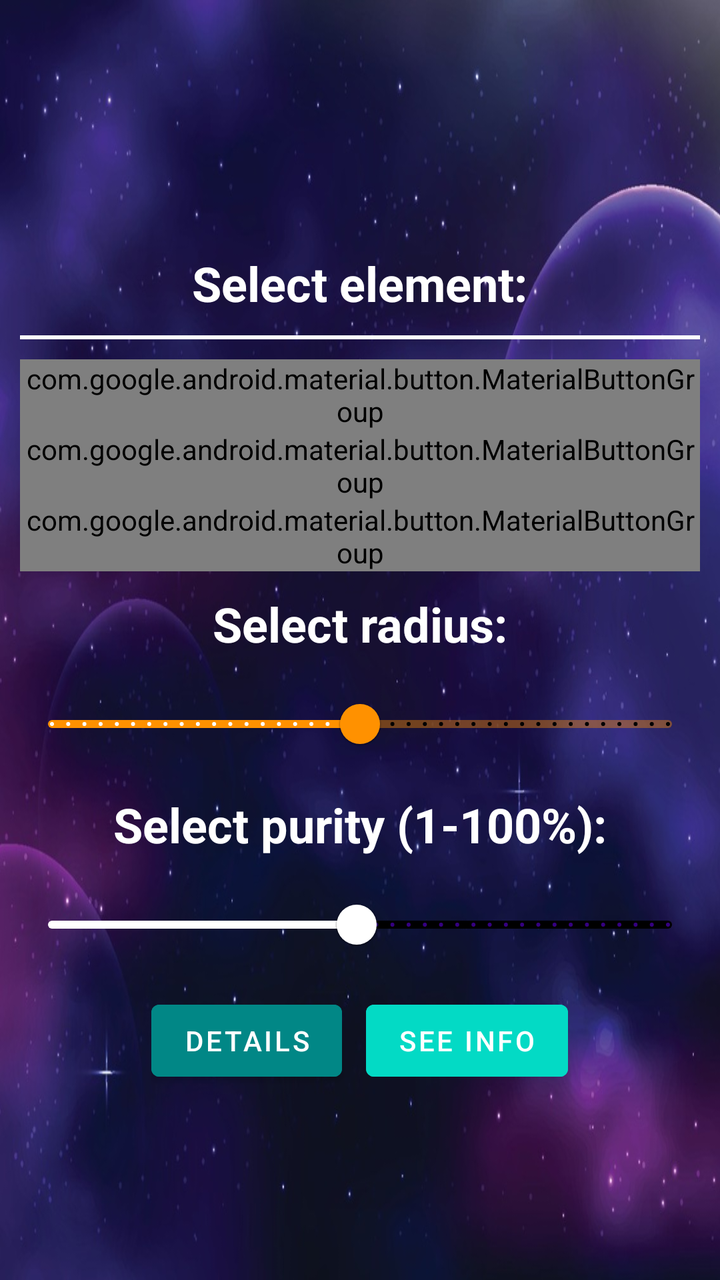
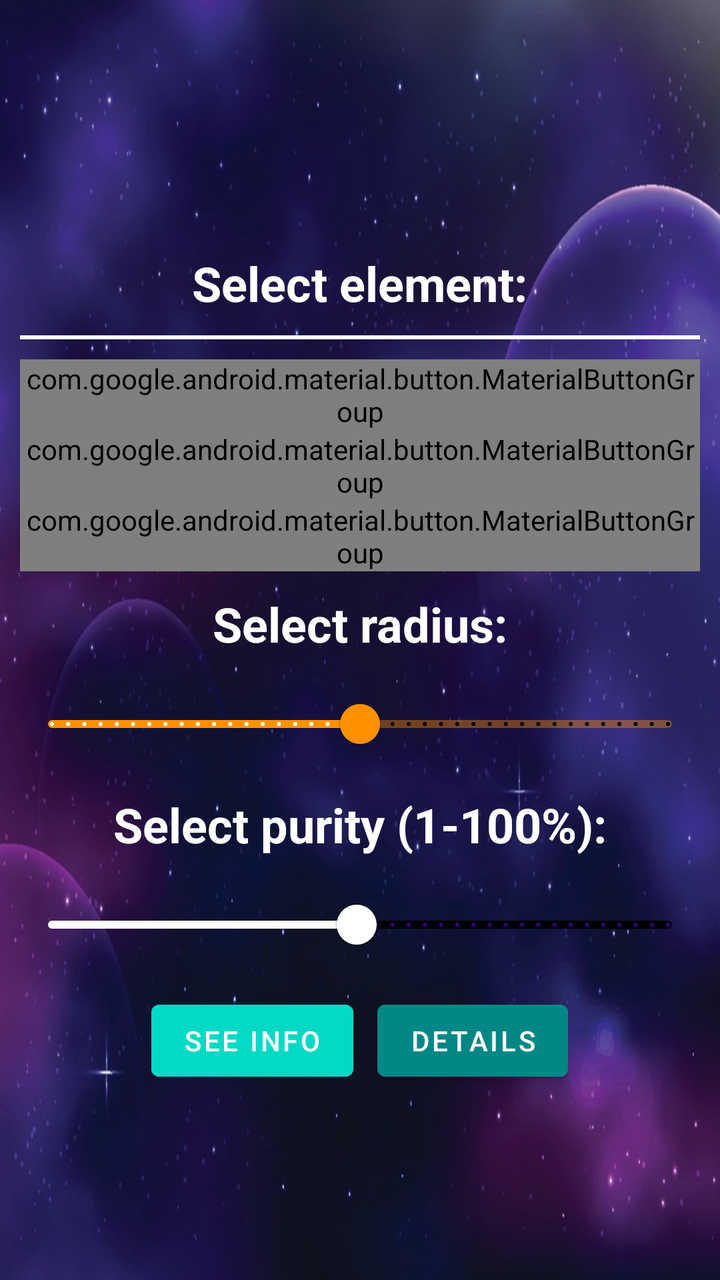

The first picture is an Android layout as it rendered before a commit; the second is the same layout after the commit. The layout source and the unified diff follow.
<!-- AndroidManifest.xml: application theme Theme.AsteroidMining -->
<!-- res/layout/activity_main.xml -->
<?xml version="1.0" encoding="utf-8"?>
<LinearLayout xmlns:android="http://schemas.android.com/apk/res/android"
    xmlns:app="http://schemas.android.com/apk/res-auto"
    xmlns:tools="http://schemas.android.com/tools"
    android:id="@+id/main"
    android:layout_width="match_parent"
    android:layout_height="match_parent"
    android:background="@drawable/stars_background"
    android:gravity="center"
    android:orientation="vertical"
    android:padding="10dp"
    tools:context=".MainActivity">

    <TextView
        android:id="@+id/tv_select_element"
        android:layout_width="wrap_content"
        android:layout_height="wrap_content"
        android:layout_marginTop="30dp"
        android:layout_marginBottom="10dp"
        android:text="@string/select_element"
        android:textColor="@color/white"
        android:textSize="24sp"
        android:textStyle="bold" />

    <View
        android:id="@+id/divider"
        android:layout_width="match_parent"
        android:layout_height="2dp"
        android:layout_marginBottom="10dp"
        android:background="@color/white" />

    <LinearLayout
        android:id="@+id/linlay_selected"
        android:layout_width="wrap_content"
        android:layout_height="wrap_content"
        android:gravity="center"
        android:orientation="horizontal"
        android:visibility="gone">

        <ImageView
            android:id="@+id/iv_element"
            android:layout_width="120dp"
            android:layout_height="120dp"
            android:layout_marginRight="20dp"
            android:layout_weight="1"
            app:srcCompat="@drawable/ic_launcher_foreground" />

        <Button
            android:id="@+id/b_select_element_again"
            android:layout_width="wrap_content"
            android:layout_height="wrap_content"
            android:layout_weight="1"
            android:backgroundTint="#FF1744"
            android:text="@string/reselect_element"
            android:textColor="@color/white" />
    </LinearLayout>

    <com.google.android.material.button.MaterialButtonGroup
        android:id="@+id/gbtn_elements"
        android:layout_width="wrap_content"
        android:layout_height="wrap_content"
        app:checkedButton="@+id/b_magnesium"
        app:selectionRequired="true"
        app:singleSelection="true">

        <com.google.android.material.button.MaterialButton
            android:id="@+id/b_magnesium"
            android:layout_width="0dp"
            android:layout_height="50dp"
            android:layout_weight="1"
            android:text="@string/e_letter_magnesium" />

        <com.google.android.material.button.MaterialButton
            android:id="@+id/b_aluminium"
            android:layout_width="0dp"
            android:layout_height="50dp"
            android:layout_weight="1"
            android:text="@string/e_letter_aluminium" />

        <com.google.android.material.button.MaterialButton
            android:id="@+id/b_silicon"
            android:layout_width="0dp"
            android:layout_height="50dp"
            android:layout_weight="1"
            android:text="@string/e_letter_silicon" />

        <com.google.android.material.button.MaterialButton
            android:id="@+id/b_titanium"
            android:layout_width="0dp"
            android:layout_height="50dp"
            android:layout_weight="1"
            android:text="@string/e_letter_titanium" />
    </com.google.android.material.button.MaterialButtonGroup>

    <com.google.android.material.button.MaterialButtonGroup
        android:id="@+id/gbtn_elements2"
        android:layout_width="wrap_content"
        android:layout_height="wrap_content"
        app:checkedButton="@id/b_chromium"
        app:selectionRequired="true"
        app:singleSelection="true">

        <com.google.android.material.button.MaterialButton
            android:id="@+id/b_chromium"
            android:layout_width="0dp"
            android:layout_height="50dp"
            android:layout_weight="1"
            android:text="@string/e_letter_chromium" />

        <com.google.android.material.button.MaterialButton
            android:id="@+id/b_iron"
            android:layout_width="0dp"
            android:layout_height="50dp"
            android:layout_weight="1"
            android:text="@string/e_letter_iron" />

        <com.google.android.material.button.MaterialButton
            android:id="@+id/b_cobalt"
            android:layout_width="0dp"
            android:layout_height="50dp"
            android:layout_weight="1"
            android:text="@string/e_letter_cobalt" />

        <com.google.android.material.button.MaterialButton
            android:id="@+id/b_nickel"
            android:layout_width="0dp"
            android:layout_height="50dp"
            android:layout_weight="1"
            android:text="@string/e_letter_nickel" />
    </com.google.android.material.button.MaterialButtonGroup>

    <com.google.android.material.button.MaterialButtonGroup
        android:id="@+id/gbtn_elements3"
        android:layout_width="wrap_content"
        android:layout_height="wrap_content"
        app:checkedButton="@id/b_copper"
        app:selectionRequired="true"
        app:singleSelection="true">

        <com.google.android.material.button.MaterialButton
            android:id="@+id/b_copper"
            android:layout_width="0dp"
            android:layout_height="50dp"
            android:layout_weight="1"
            android:text="@string/e_letter_copper" />

        <com.google.android.material.button.MaterialButton
            android:id="@+id/b_silver"
            android:layout_width="0dp"
            android:layout_height="50dp"
            android:layout_weight="1"
            android:text="@string/e_letter_silver" />

        <com.google.android.material.button.MaterialButton
            android:id="@+id/b_gold"
            android:layout_width="0dp"
            android:layout_height="50dp"
            android:layout_weight="1"
            android:text="@string/e_letter_gold" />

        <com.google.android.material.button.MaterialButton
            android:id="@+id/b_tungsten"
            android:layout_width="0dp"
            android:layout_height="50dp"
            android:layout_weight="1"
            android:text="@string/e_letter_tungsten" />
    </com.google.android.material.button.MaterialButtonGroup>

    <TextView
        android:id="@+id/tv_select_radius"
        android:layout_width="wrap_content"
        android:layout_height="wrap_content"
        android:layout_marginTop="10dp"
        android:layout_marginBottom="10dp"
        android:text="@string/select_radius"
        android:textColor="@color/white"
        android:textSize="24sp"
        android:textStyle="bold" />

    <com.google.android.material.slider.Slider
        android:id="@+id/slider_radius"
        android:layout_width="wrap_content"
        android:layout_height="wrap_content"
        android:stepSize="10"
        android:value="500"
        android:valueFrom="0"
        android:valueTo="1000"
        app:thumbColor="@color/orange"
        app:tickColorActive="@color/white"
        app:tickColorInactive="@color/black"
        app:trackColorActive="@color/orange"
        app:trackColorInactive="@color/orange_off" />

    <TextView
        android:id="@+id/tv_select_purity"
        android:layout_width="wrap_content"
        android:layout_height="wrap_content"
        android:layout_marginTop="10dp"
        android:layout_marginBottom="10dp"
        android:text="@string/select_purity"
        android:textColor="@color/white"
        android:textSize="24sp"
        android:textStyle="bold" />

    <com.google.android.material.slider.Slider
        android:id="@+id/slider_purity"
        android:layout_width="match_parent"
        android:layout_height="wrap_content"
        android:layout_marginBottom="10dp"
        android:stepSize="1"
        android:value="50"
        android:valueFrom="1"
        android:valueTo="100"
        app:thumbColor="@color/white"
        app:trackColorActive="@color/white"
        app:trackColorInactive="@color/black" />

    <com.google.android.material.card.MaterialCardView
        android:id="@+id/data_card"
        android:layout_width="wrap_content"
        android:layout_height="wrap_content"
        android:visibility="gone"
        app:cardBackgroundColor="#565252">

        <LinearLayout
            android:layout_width="wrap_content"
            android:layout_height="wrap_content"
            android:gravity="center"
            android:orientation="vertical"
            android:padding="10dp">

            <LinearLayout
                android:layout_width="wrap_content"
                android:layout_height="wrap_content"
                android:layout_marginBottom="10dp"
                android:gravity="center"
                android:orientation="horizontal">

                <TextView
                    android:id="@+id/tv_price"
                    android:layout_width="wrap_content"
                    android:layout_height="wrap_content"
                    android:layout_marginRight="12dp"
                    android:text="@string/price"
                    android:textColor="#FFD600"
                    android:textSize="24sp"
                    android:textStyle="bold" />

                <TextView
                    android:id="@+id/tv_n_price"
                    android:layout_width="wrap_content"
                    android:layout_height="wrap_content"
                    android:inputType="number|numberSigned"
                    android:text="@string/temp"
                    android:textColor="#FFD600"
                    android:textSize="24sp"
                    android:textStyle="bold" />

            </LinearLayout>

            <LinearLayout
                android:layout_width="wrap_content"
                android:layout_height="wrap_content"
                android:layout_marginBottom="10dp"
                android:gravity="center"
                android:orientation="horizontal">

                <TextView
                    android:id="@+id/tv_density"
                    android:layout_width="wrap_content"
                    android:layout_height="wrap_content"
                    android:layout_marginRight="12dp"
                    android:text="@string/density"
                    android:textColor="#FFD600"
                    android:textSize="24sp"
                    android:textStyle="bold" />

                <TextView
                    android:id="@+id/tv_n_density_element"
                    android:layout_width="wrap_content"
                    android:layout_height="wrap_content"
                    android:inputType="number|numberDecimal"
                    android:text="@string/temp"
                    android:textColor="#FFD600"
                    android:textSize="24sp"
                    android:textStyle="bold" />
            </LinearLayout>

            <LinearLayout
                android:layout_width="wrap_content"
                android:layout_height="wrap_content"
                android:layout_marginBottom="10dp"
                android:gravity="center"
                android:orientation="horizontal">

                <TextView
                    android:id="@+id/tv_volume"
                    android:layout_width="wrap_content"
                    android:layout_height="wrap_content"
                    android:layout_marginRight="12dp"
                    android:text="@string/volume"
                    android:textColor="#FFD600"
                    android:textSize="24sp"
                    android:textStyle="bold" />

                <TextView
                    android:id="@+id/tv_n_volume_element"
                    android:layout_width="wrap_content"
                    android:layout_height="wrap_content"
                    android:inputType="number"
                    android:text="@string/temp"
                    android:textColor="#FFD600"
                    android:textSize="24sp"
                    android:textStyle="bold" />
            </LinearLayout>

            <LinearLayout
                android:layout_width="wrap_content"
                android:layout_height="wrap_content"
                android:layout_marginBottom="10dp"
                android:gravity="center"
                android:orientation="horizontal">

                <TextView
                    android:id="@+id/tv_mass"
                    android:layout_width="wrap_content"
                    android:layout_height="wrap_content"
                    android:layout_marginRight="12dp"
                    android:text="@string/mass"
                    android:textColor="#FFD600"
                    android:textSize="24sp"
                    android:textStyle="bold" />

                <TextView
                    android:id="@+id/tv_n_mass_element"
                    android:layout_width="wrap_content"
                    android:layout_height="wrap_content"
                    android:text="@string/temp"
                    android:textColor="#FFD600"
                    android:textSize="24sp"
                    android:textStyle="bold" />
            </LinearLayout>

            <LinearLayout
                android:layout_width="wrap_content"
                android:layout_height="wrap_content"
                android:layout_marginBottom="10dp"
                android:gravity="center"
                android:orientation="horizontal">

                <TextView
                    android:id="@+id/tv_final_price"
                    android:layout_width="wrap_content"
                    android:layout_height="wrap_content"
                    android:layout_marginRight="12dp"
                    android:text="@string/estimated_total"
                    android:textAlignment="center"
                    android:textColor="@color/teal_700"
                    android:textSize="24sp"
                    android:textStyle="bold" />

                <TextView
                    android:id="@+id/tv_n_total"
                    android:layout_width="wrap_content"
                    android:layout_height="wrap_content"
                    android:text="@string/temp"
                    android:textAlignment="center"
                    android:textColor="@color/teal_700"
                    android:textSize="24sp"
                    android:textStyle="bold" />
            </LinearLayout>
        </LinearLayout>

    </com.google.android.material.card.MaterialCardView>

    <LinearLayout
        android:layout_width="wrap_content"
        android:layout_height="wrap_content"
        android:gravity="center"
        android:orientation="horizontal">

        <Button
            android:id="@+id/b_see_details"
            android:layout_width="wrap_content"
            android:layout_height="wrap_content"
            android:layout_marginRight="12dp"
            android:layout_weight="1"
            android:backgroundTint="@color/teal_700"
            android:text="@string/see_details"
            android:textColor="@color/white" />

        <Button
            android:id="@+id/b_see_info"
            android:layout_width="wrap_content"
            android:layout_height="wrap_content"
            android:backgroundTint="@color/teal_200"
            android:text="@string/see_info"
            android:textColor="@color/white" />
    </LinearLayout>

</LinearLayout>
<!-- resources referenced by this layout -->
<resources>
  <color name="black">#FF000000</color>
  <color name="orange">#FF9100</color>
  <color name="orange_off">#65FF9100</color>
  <color name="teal_200">#FF03DAC5</color>
  <color name="teal_700">#FF018786</color>
  <color name="white">#FFFFFFFF</color>
  <!-- drawable ic_launcher_foreground (drawable) -->
  <vector xmlns:android="http://schemas.android.com/apk/res/android"
      xmlns:aapt="http://schemas.android.com/aapt"
      android:width="108dp"
      android:height="108dp"
      android:viewportWidth="108"
      android:viewportHeight="108">
      <path android:pathData="M31,63.928c0,0 6.4,-11 12.1,-13.1c7.2,-2.6 26,-1.4 26,-1.4l38.1,38.1L107,108.928l-32,-1L31,63.928z">
          <aapt:attr name="android:fillColor">
              <gradient
                  android:endX="85.84757"
                  android:endY="92.4963"
                  android:startX="42.9492"
                  android:startY="49.59793"
                  android:type="linear">
                  <item
                      android:color="#44000000"
                      android:offset="0.0" />
                  <item
                      android:color="#00000000"
                      android:offset="1.0" />
              </gradient>
          </aapt:attr>
      </path>
      <path
          android:fillColor="#FFFFFF"
          android:fillType="nonZero"
          android:pathData="M65.3,45.828l3.8,-6.6c0.2,-0.4 0.1,-0.9 -0.3,-1.1c-0.4,-0.2 -0.9,-0.1 -1.1,0.3l-3.9,6.7c-6.3,-2.8 -13.4,-2.8 -19.7,0l-3.9,-6.7c-0.2,-0.4 -0.7,-0.5 -1.1,-0.3C38.8,38.328 38.7,38.828 38.9,39.228l3.8,6.6C36.2,49.428 31.7,56.028 31,63.928h46C76.3,56.028 71.8,49.428 65.3,45.828zM43.4,57.328c-0.8,0 -1.5,-0.5 -1.8,-1.2c-0.3,-0.7 -0.1,-1.5 0.4,-2.1c0.5,-0.5 1.4,-0.7 2.1,-0.4c0.7,0.3 1.2,1 1.2,1.8C45.3,56.528 44.5,57.328 43.4,57.328L43.4,57.328zM64.6,57.328c-0.8,0 -1.5,-0.5 -1.8,-1.2s-0.1,-1.5 0.4,-2.1c0.5,-0.5 1.4,-0.7 2.1,-0.4c0.7,0.3 1.2,1 1.2,1.8C66.5,56.528 65.6,57.328 64.6,57.328L64.6,57.328z"
          android:strokeWidth="1"
          android:strokeColor="#00000000" />
  </vector>
  <!-- drawable stars_background: png bitmap (drawable, 559186 bytes) -->
  <string name="density">Density: </string>
  <string name="e_letter_aluminium">A</string>
  <string name="e_letter_chromium">Cr</string>
  <string name="e_letter_cobalt">Co</string>
  <string name="e_letter_copper">Cu</string>
  <string name="e_letter_gold">Au</string>
  <string name="e_letter_iron">Fe</string>
  <string name="e_letter_magnesium">Mg</string>
  <string name="e_letter_nickel">Ni</string>
  <string name="e_letter_silicon">Si</string>
  <string name="e_letter_silver">Ag</string>
  <string name="e_letter_titanium">Ti</string>
  <string name="e_letter_tungsten">W</string>
  <string name="estimated_total">Total ($): </string>
  <string name="mass">Mass: </string>
  <string name="price">Price (USD/kg): </string>
  <string name="reselect_element">Select\nanother\nelement</string>
  <string name="see_details">DETAILS</string>
  <string name="see_info">See info</string>
  <string name="select_element">Select element: </string>
  <string name="select_purity">Select purity (1-100%):</string>
  <string name="select_radius">Select radius: </string>
  <string name="temp">0.0</string>
  <string name="volume">Volume: </string>
  <style name="Theme.AsteroidMining" parent="Theme.MaterialComponents.DayNight.NoActionBar">
          
          <item name="colorPrimary">@color/purple_500</item>
          <item name="colorPrimaryVariant">@color/purple_700</item>
          <item name="colorOnPrimary">@color/white</item>
          
          <item name="colorSecondary">@color/teal_200</item>
          <item name="colorSecondaryVariant">@color/teal_700</item>
          <item name="colorOnSecondary">@color/black</item>
          
          <item name="android:statusBarColor">?attr/colorPrimaryVariant</item>
          
      </style>
  <color name="purple_500">#FF6200EE</color>
  <color name="purple_700">#FF3700B3</color>
</resources>

<!-- the commit's change to res/layout/activity_main.xml (unified diff, before → after) -->
@@ -380,22 +380,23 @@
         android:orientation="horizontal">
 
         <Button
+            android:id="@+id/b_see_info"
+            android:layout_width="wrap_content"
+            android:layout_height="wrap_content"
+            android:layout_marginEnd="12dp"
+            android:backgroundTint="@color/teal_200"
+            android:text="@string/see_info"
+            android:textColor="@color/white" />
+
+        <Button
             android:id="@+id/b_see_details"
             android:layout_width="wrap_content"
             android:layout_height="wrap_content"
-            android:layout_marginRight="12dp"
             android:layout_weight="1"
             android:backgroundTint="@color/teal_700"
             android:text="@string/see_details"
             android:textColor="@color/white" />
 
-        <Button
-            android:id="@+id/b_see_info"
-            android:layout_width="wrap_content"
-            android:layout_height="wrap_content"
-            android:backgroundTint="@color/teal_200"
-            android:text="@string/see_info"
-            android:textColor="@color/white" />
     </LinearLayout>
 
 </LinearLayout>
